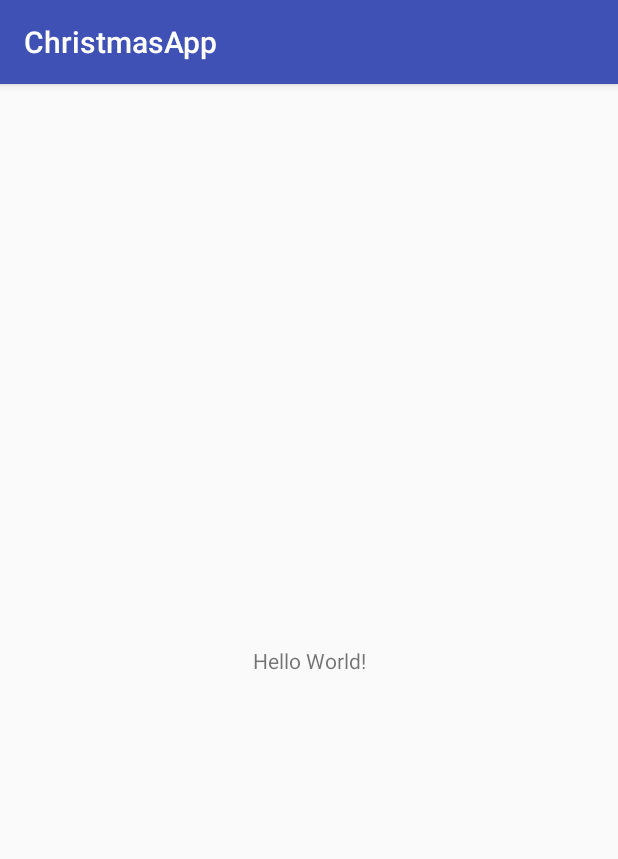
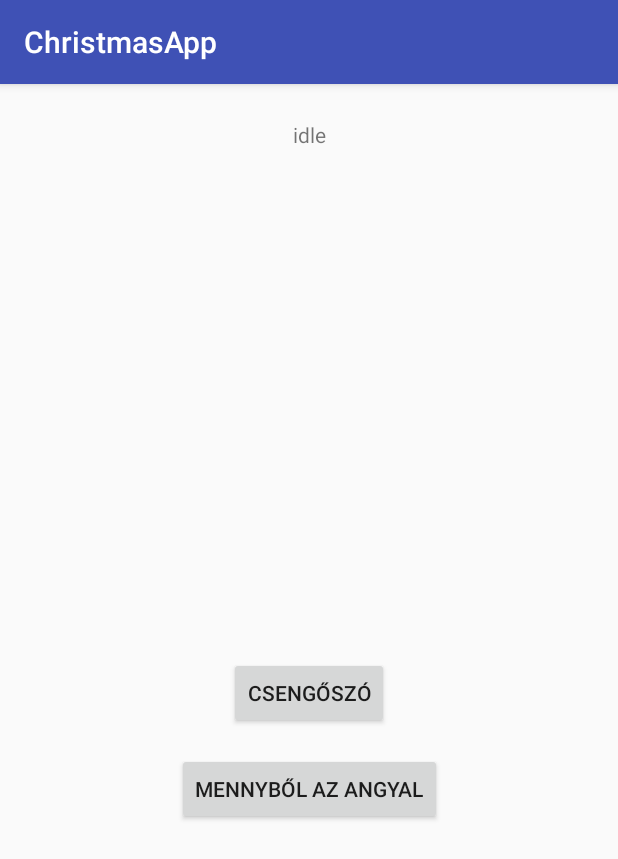
Before and after one commit to stoto/christmas-app, an Android app: the screen it shows after launch (MainActivity), on a phone screen of 412 x 824 dp. Shown: the top 859 px of the screen. Run offline under Robolectric (Android 15) with nearby library versions, the light colour scheme and no system bars.

Commit message:
add some functionality

```diff
--- a/app/build.gradle
+++ b/app/build.gradle
@@ -24,7 +24,7 @@ android {
 
 dependencies {
     implementation fileTree(dir: 'libs', include: ['*.jar'])
-    implementation"org.jetbrains.kotlin:kotlin-stdlib-jre7:$kotlin_version"
+    implementation "org.jetbrains.kotlin:kotlin-stdlib-jre7:$kotlin_version"
     implementation 'com.android.support:appcompat-v7:26.1.0'
     implementation 'com.android.support.constraint:constraint-layout:1.0.2'
     testImplementation 'junit:junit:4.12'
--- a/app/src/main/java/hu/hanprog/hunyadym/christmasapp/MainActivity.kt
+++ b/app/src/main/java/hu/hanprog/hunyadym/christmasapp/MainActivity.kt
@@ -1,12 +1,50 @@
 package hu.hanprog.hunyadym.christmasapp
 
+import android.content.Context
+import android.media.AudioManager
+import android.media.MediaPlayer
+import android.media.SoundPool
 import android.support.v7.app.AppCompatActivity
 import android.os.Bundle
 
-class MainActivity : AppCompatActivity() {
+import kotlinx.android.synthetic.main.activity_main.*
 
+
+class MainActivity : AppCompatActivity(), SoundPool.OnLoadCompleteListener {
+    private val MAX_NUMBER_STREAMS = 2
+    private var VOLUME = 100.0f
+    private val SOURCE_QUALITY = 1
     override fun onCreate(savedInstanceState: Bundle?) {
         super.onCreate(savedInstanceState)
         setContentView(R.layout.activity_main)
+        val audioManager = getSystemService(Context.AUDIO_SERVICE) as AudioManager
+        val actualVolume = audioManager
+                .getStreamVolume(AudioManager.STREAM_MUSIC).toFloat()
+        val maxVolume = audioManager
+                .getStreamMaxVolume(AudioManager.STREAM_MUSIC).toFloat()
+        VOLUME = actualVolume / maxVolume
+        val soundPool = SoundPool(MAX_NUMBER_STREAMS, AudioManager.STREAM_MUSIC, SOURCE_QUALITY).apply {
+            setOnLoadCompleteListener(this@MainActivity)
+        }
+        val bellId = soundPool.load(this, R.raw.csengo, 1)
+        //     val musicId = soundPool.load(this, R.raw.mennybol, 1)
+
+        playerStatus.text = "idle"
+        btnBell.setOnClickListener {
+            soundPool.play(bellId, VOLUME, VOLUME, 1, 1, 1.0f)
+            playerStatus.text = "bell"
+            //  btnBell.isEnabled = false
+        }
+
+        btnMusic.setOnClickListener {
+            val mediaPlayer = MediaPlayer.create(this, R.raw.mennybol);
+            mediaPlayer.start();
+            playerStatus.text = "music"
+            //  btnMusic.isEnabled = false
+        }
+    }
+
+    override fun onLoadComplete(soundPool: SoundPool?, sampleId: Int, status: Int) {
+
     }
 }
--- a/app/src/main/res/layout/activity_main.xml
+++ b/app/src/main/res/layout/activity_main.xml
@@ -7,12 +7,40 @@
     tools:context="hu.hanprog.hunyadym.christmasapp.MainActivity">
 
     <TextView
+        android:id="@+id/playerStatus"
         android:layout_width="wrap_content"
-        android:layout_height="wrap_content"
+        android:layout_height="19dp"
         android:text="Hello World!"
         app:layout_constraintBottom_toBottomOf="parent"
         app:layout_constraintLeft_toLeftOf="parent"
         app:layout_constraintRight_toRightOf="parent"
-        app:layout_constraintTop_toTopOf="parent" />
+        app:layout_constraintTop_toTopOf="parent"
+        app:layout_constraintVertical_bias="0.032" />
+
+    <Button
+        android:id="@+id/btnBell"
+        android:layout_width="wrap_content"
+        android:layout_height="wrap_content"
+        android:layout_marginBottom="16dp"
+        android:layout_marginEnd="16dp"
+        android:layout_marginStart="16dp"
+        android:layout_marginTop="16dp"
+        android:text="Csengőszó"
+        app:layout_constraintBottom_toBottomOf="parent"
+        app:layout_constraintEnd_toEndOf="parent"
+        app:layout_constraintStart_toStartOf="parent"
+        app:layout_constraintTop_toBottomOf="@+id/playerStatus" />
+
+    <Button
+        android:id="@+id/btnMusic"
+        android:layout_width="wrap_content"
+        android:layout_height="wrap_content"
+        android:layout_margin="16dp"
+        android:layout_marginEnd="16dp"
+        android:layout_marginStart="16dp"
+        android:text="Mennyből az angyal"
+        app:layout_constraintEnd_toEndOf="parent"
+        app:layout_constraintStart_toStartOf="parent"
+        app:layout_constraintTop_toBottomOf="@+id/btnBell" />
 
 </android.support.constraint.ConstraintLayout>
--- a/build.gradle
+++ b/build.gradle
@@ -1,7 +1,7 @@
 // Top-level build file where you can add configuration options common to all sub-projects/modules.
 
 buildscript {
-    ext.kotlin_version = '1.1.51'
+    ext.kotlin_version = '1.2.0'
     repositories {
         google()
         jcenter()
```
